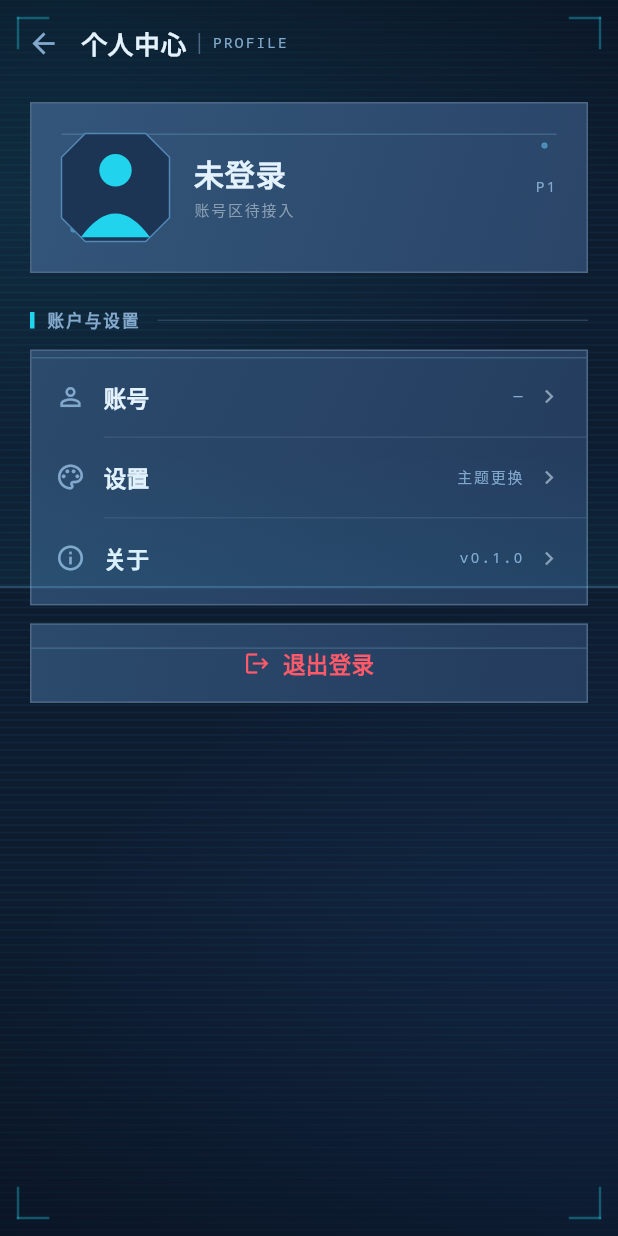
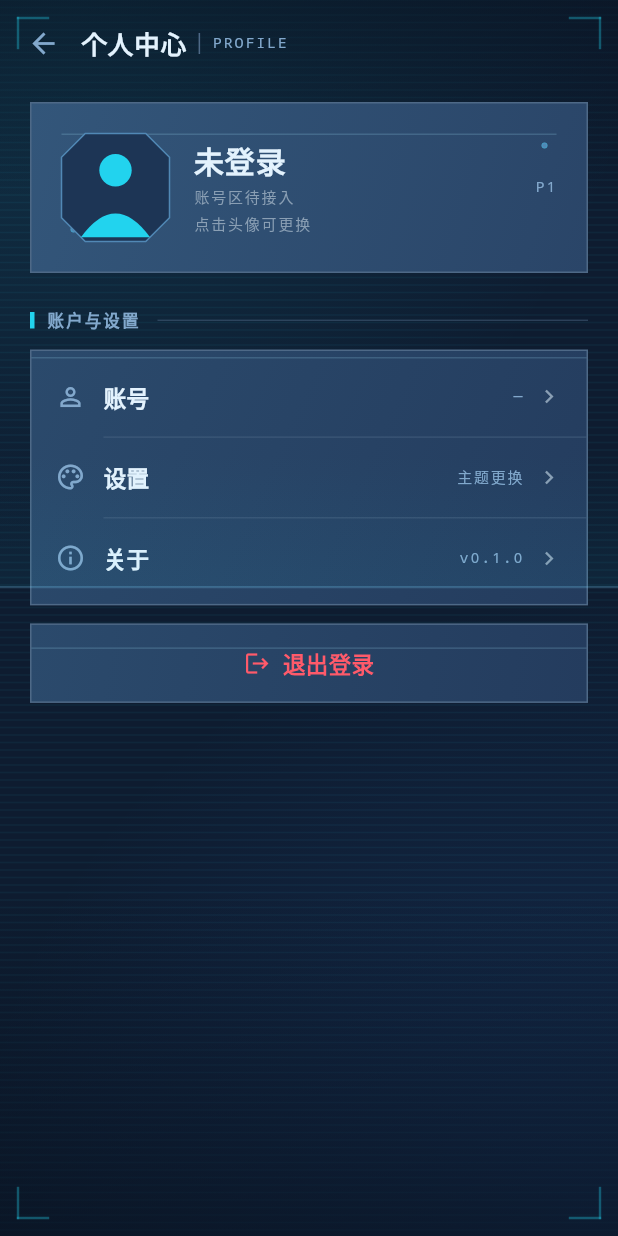
Before and after one commit to chen8yichao6/-Standard-AI-memorise-card, a Flutter app: the ProfilePage screen opened directly, on a phone screen of 412 x 824 dp. Run offline on Flutter 3.47's test engine with Material 3 defaults, Android fonts, the phone set to English and light mode, and no system bars; our stand-ins replace dio, flutter_riverpod, flutter_secure_storage, go_router, image_picker, just_audio and 3 more; missing offline and left inert: record; accounts and stored records are empty.

Commit message:
fix(app): 回放播完可重播 + 接入头像上传（后端接口已就绪）
- 回放：播完一遍 just_audio 停在末尾，直接 play() 无反应 → 先 seek(0) 再播；
  按钮播完变 replay 图标，状态显示「已播完 · 点击重播」
- 头像：后端 PUT /users/me/avatar 已实现（multipart 字段 file，≤5MiB），前端未接
  → MechAvatar 支持网络头像（加载失败降级几何人像）
  → 个人页点击头像选图上传，成功后刷新登录态立即生效
- 依赖：image_picker；权限：READ_MEDIA_IMAGES / READ_EXTERNAL_STORAGE(maxSdk 32)
- 登录保持：已有能力（refresh token 持久化 + 冷启动恢复），本次未改动

```diff
--- a/app/lib/core/widgets/mech_avatar.dart
+++ b/app/lib/core/widgets/mech_avatar.dart
@@ -5,22 +5,46 @@ import '../theme/theme_spec.dart';
 
 /// 程序化切角头像 —— 机械感的「几何人像」。
 ///
-/// 本 App 零图片素材（`app/assets/` 已删），头像只能用 CustomPainter 画：
+/// 本 App 零图片素材（`app/assets/` 已删），**无头像时**用 CustomPainter 画：
 /// 切角八边形底 + 主色「头 + 肩」剪影。顶栏小号（30）与个人页大号（72）复用同一组件。
+///
+/// 传了 [imageUrl] 则显示真实头像（`avatar_url`），加载失败仍降级为几何人像。
 class MechAvatar extends StatelessWidget {
-  const MechAvatar({super.key, this.size = 40, this.onTap});
+  const MechAvatar({super.key, this.size = 40, this.onTap, this.imageUrl});
 
   final double size;
   final VoidCallback? onTap;
 
+  /// 网络头像地址（契约 §1.5/§1.7：`avatar_url` 为 presigned，**15 分钟有效**）。
+  /// 契约明确要求前端不得缓存超过 15 分钟，故本组件不做任何缓存。
+  final String? imageUrl;
+
   @override
   Widget build(BuildContext context) {
-    final Widget avatar = SizedBox(
+    final Widget painted = SizedBox(
       width: size,
       height: size,
       // 传 spec：主题切换后 spec.id 变化触发重画（头像颜色随主题变）。
       child: CustomPaint(painter: _AvatarPainter(spec: AppTheme.spec)),
     );
+
+    final String? url = imageUrl;
+    final Widget avatar;
+    if (url != null && url.isNotEmpty) {
+      avatar = ClipPath(
+        clipper: const _OctagonClipper(),
+        child: Image.network(
+          url,
+          width: size,
+          height: size,
+          fit: BoxFit.cover,
+          // presigned 过期 / 网络故障 → 回退几何人像，不留白块。
+          errorBuilder: (_, __, ___) => painted,
+        ),
+      );
+    } else {
+      avatar = painted;
+    }
 
     if (onTap == null) return avatar;
     return Material(
@@ -31,6 +55,30 @@ class MechAvatar extends StatelessWidget {
       ),
     );
   }
+}
+
+/// 与 [_AvatarPainter] 同款切角八边形，用于裁剪网络头像图。
+class _OctagonClipper extends CustomClipper<Path> {
+  const _OctagonClipper();
+
+  @override
+  Path getClip(Size size) {
+    final double s = size.width;
+    final double cut = s * 0.22;
+    return Path()
+      ..moveTo(cut, 0)
+      ..lineTo(s - cut, 0)
+      ..lineTo(s, cut)
+      ..lineTo(s, s - cut)
+      ..lineTo(s - cut, s)
+      ..lineTo(cut, s)
+      ..lineTo(0, s - cut)
+      ..lineTo(0, cut)
+      ..close();
+  }
+
+  @override
+  bool shouldReclip(covariant _OctagonClipper oldClipper) => false;
 }
 
 class _AvatarPainter extends CustomPainter {
--- a/app/lib/features/auth/auth_controller.dart
+++ b/app/lib/features/auth/auth_controller.dart
@@ -50,6 +50,12 @@ class AuthController extends ValueNotifier<AuthState> {
     value = AuthAuthenticated(user);
   }
 
+  /// 上传头像成功 → 用服务端返回的新 user 刷新登录态（头像立即生效）。
+  Future<void> uploadAvatar(String filePath) async {
+    final user = await _repo.uploadAvatar(filePath);
+    value = AuthAuthenticated(user);
+  }
+
   /// 登出 → 未登录态。
   Future<void> logout() async {
     await _repo.logout();
--- a/app/lib/features/profile/profile_page.dart
+++ b/app/lib/features/profile/profile_page.dart
@@ -1,5 +1,7 @@
 import 'package:flutter/material.dart';
+import 'package:image_picker/image_picker.dart';
 
+import '../../core/api_exception.dart';
 import '../../core/theme/app_theme.dart';
 import '../../core/widgets/hud.dart';
 import '../../core/widgets/mech_avatar.dart';
@@ -13,23 +15,73 @@ import 'settings_page.dart';
 /// 个人页面（P1）—— 从首页右上角头像进入。
 ///
 /// 本期范围（PRD §3.1）：
-/// - 顶部头像占位 + 昵称 + 邮箱（数据来自登录态 [AuthController]，真数据）；
+/// - 顶部头像（**可点击更换**，走 `PUT /users/me/avatar`）+ 昵称 + 邮箱；
 /// - 三个入口：账号 / 设置 / 关于；
 /// - 退出登录（红字，二次确认 → 真登出，清凭证回登录页）。
 ///
 /// 「账号」子页排在步 3 建，本页先占位提示；
 /// 「设置」子页已建（主题更换）；「关于」直接弹窗展示，不建子页。
-class ProfilePage extends StatelessWidget {
+///
+/// 登录态变化（如上传头像后 user 刷新）通过监听 [AuthController] 自动重绘。
+class ProfilePage extends StatefulWidget {
   const ProfilePage({super.key});
 
-  /// 当前登录用户（未登录时为 null）。
-  User? get _user {
-    final AuthState state = AuthController.instance.value;
-    return state is AuthAuthenticated ? state.user : null;
+  @override
+  State<ProfilePage> createState() => _ProfilePageState();
+}
+
+class _ProfilePageState extends State<ProfilePage> {
+  bool _uploading = false;
+
+  /// 选图 → 上传头像 → 刷新登录态。
+  ///
+  /// 契约 §1.7：`multipart/form-data` 字段 `file`，≤5 MiB，jpg/png/webp；
+  /// 服务端魔数终判，类型不符 415、超限 413——错误文案原样透传给用户。
+  Future<void> _pickAndUploadAvatar() async {
+    if (_uploading) return;
+
+    final ImagePicker picker = ImagePicker();
+    final XFile? picked = await picker.pickImage(
+      source: ImageSource.gallery,
+      maxWidth: 1024,
+      maxHeight: 1024,
+      imageQuality: 85,
+    );
+    if (picked == null || !mounted) return;
+
+    setState(() => _uploading = true);
+    try {
+      await AuthController.instance.uploadAvatar(picked.path);
+      if (mounted) {
+        ScaffoldMessenger.of(context)
+          ..hideCurrentSnackBar()
+          ..showSnackBar(const SnackBar(content: Text('头像已更新')));
+      }
+    } on ApiException catch (e) {
+      if (mounted) {
+        ScaffoldMessenger.of(context)
+          ..hideCurrentSnackBar()
+          ..showSnackBar(SnackBar(content: Text(e.message)));
+      }
+    } catch (_) {
+      if (mounted) {
+        ScaffoldMessenger.of(context)
+          ..hideCurrentSnackBar()
+          ..showSnackBar(
+            const SnackBar(content: Text('头像上传失败，请稍后重试')),
+          );
+      }
+    } finally {
+      if (mounted) setState(() => _uploading = false);
+    }
   }
 
   @override
   Widget build(BuildContext context) {
+    return ValueListenableBuilder<AuthState>(
+      valueListenable: AuthController.instance,
+      builder: (BuildContext context, AuthState state, Widget? child) {
+        final User? user = state is AuthAuthenticated ? state.user : null;
         return Scaffold(
           backgroundColor: AppTheme.bg,
           body: Stack(
@@ -46,7 +98,7 @@ class ProfilePage extends StatelessWidget {
                           vertical: 12,
                         ),
                         children: <Widget>[
-                      _buildProfileCard(),
+                          _buildProfileCard(user),
                           const SizedBox(height: AppTheme.gapXl),
                           const HudLabel('账户与设置', expand: true),
                           const SizedBox(height: AppTheme.gapSm),
@@ -57,8 +109,9 @@ class ProfilePage extends StatelessWidget {
                                 _EntryTile(
                                   icon: Icons.person_outline,
                                   title: '账号',
-                              subtitle: _user?.email ?? '—',
-                              onTap: () => _showTodo(context, '账号区下一板块接入'),
+                                  subtitle: user?.email ?? '—',
+                                  onTap: () =>
+                                      _showTodo(context, '账号区下一板块接入'),
                                 ),
                                 const _EntryDivider(),
                                 _EntryTile(
@@ -88,7 +141,8 @@ class ProfilePage extends StatelessWidget {
                             child: Row(
                               mainAxisAlignment: MainAxisAlignment.center,
                               children: <Widget>[
-                            Icon(Icons.logout, color: AppTheme.danger, size: 18),
+                                Icon(Icons.logout,
+                                    color: AppTheme.danger, size: 18),
                                 SizedBox(width: AppTheme.gapXs),
                                 Text(
                                   '退出登录',
@@ -111,17 +165,23 @@ class ProfilePage extends StatelessWidget {
             ],
           ),
         );
+      },
+    );
   }
 
-  Widget _buildProfileCard() {
-    final User? user = _user;
+  Widget _buildProfileCard(User? user) {
     return MechPanel(
       raised: true,
       bolts: true,
       padding: const EdgeInsets.fromLTRB(20, 20, 20, 20),
       child: Row(
         children: <Widget>[
-          const MechAvatar(size: 72),
+          // 点击头像 → 选图上传（契约 §1.7）。上传中禁用重复点击。
+          MechAvatar(
+            size: 72,
+            imageUrl: user?.avatarUrl,
+            onTap: _uploading ? null : _pickAndUploadAvatar,
+          ),
           const SizedBox(width: AppTheme.gapMd),
           Expanded(
             child: Column(
@@ -133,7 +193,12 @@ class ProfilePage extends StatelessWidget {
                 ),
                 const SizedBox(height: AppTheme.gapXxs),
                 Text(
-                  user?.email ?? '账号区待接入',
+                  _uploading ? '正在上传头像…' : (user?.email ?? '账号区待接入'),
+                  style: AppTheme.micro.copyWith(color: AppTheme.textTertiary),
+                ),
+                const SizedBox(height: AppTheme.gapXxs),
+                Text(
+                  '点击头像可更换',
                   style: AppTheme.micro.copyWith(color: AppTheme.textTertiary),
                 ),
               ],
--- a/app/pubspec.yaml
+++ b/app/pubspec.yaml
@@ -38,6 +38,8 @@ dependencies:
   dio: ^5.11.1
   flutter_secure_storage: ^11.2.0
   uuid: ^4.6.0
+  # 头像：从相册选图（契约 §1.7 PUT /users/me/avatar）
+  image_picker: ^1.1.2
   record: ^5.2.1
   just_audio: ^0.9.46
   path_provider: ^2.1.5
```
Also changed, not shown: app/lib/features/auth/auth_repository.dart (+18 -0 lines), app/lib/features/record/recording_detail_page.dart (+26 -6 lines), app/pubspec.lock, 1 other file. Lines whose indentation alone changed are shown as unchanged.
